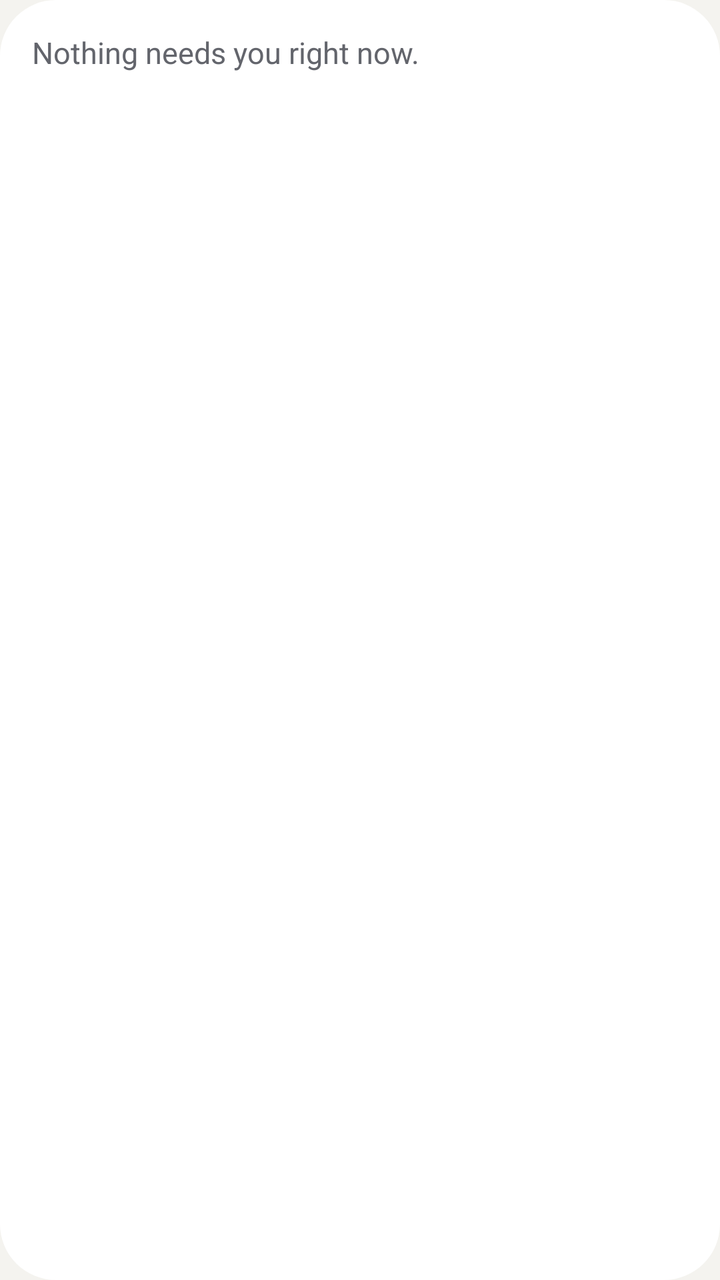
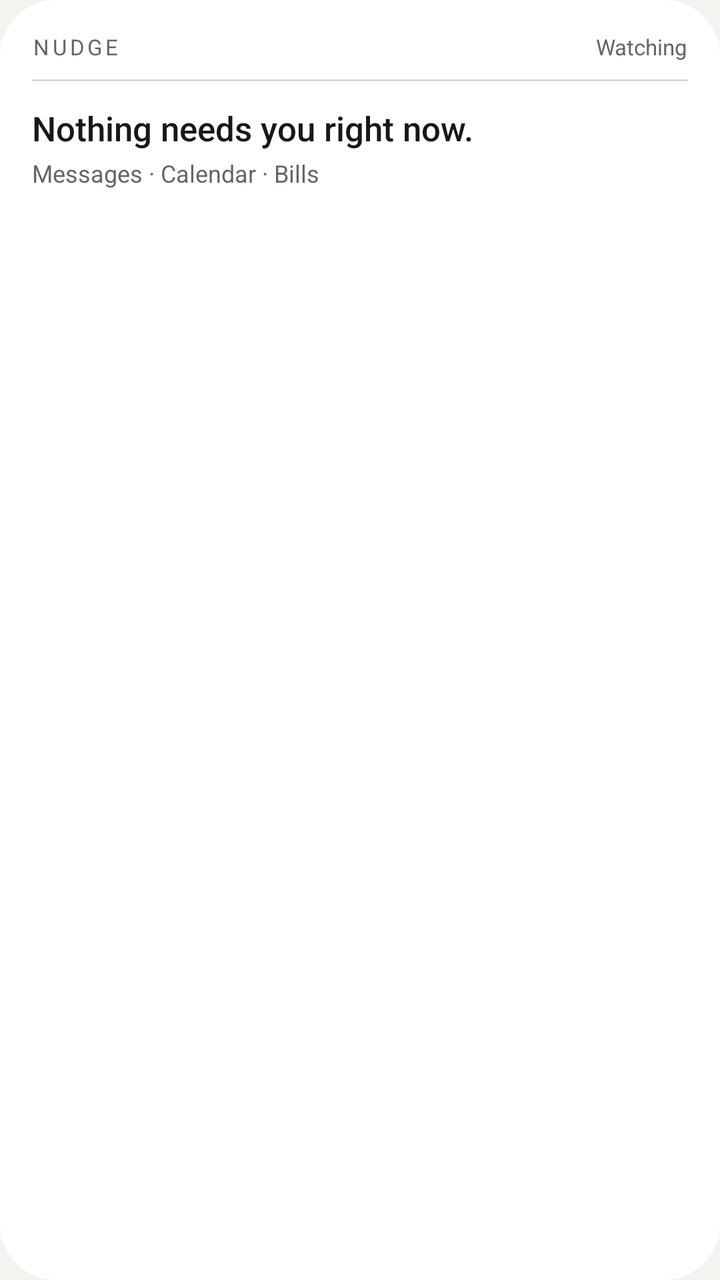

An Android layout rendered at two revisions. The XML below is the earlier revision; the diff shows what the commit changed to produce the second picture.
<!-- AndroidManifest.xml: application theme Theme.Nudge -->
<!-- res/layout/widget.xml -->
<?xml version="1.0" encoding="utf-8"?>
<LinearLayout xmlns:android="http://schemas.android.com/apk/res/android"
    android:id="@+id/widget_root"
    android:layout_width="match_parent"
    android:layout_height="match_parent"
    android:background="@drawable/widget_bg"
    android:orientation="vertical"
    android:padding="16dp">

    <TextView
        android:id="@+id/headline_now"
        android:layout_width="match_parent"
        android:layout_height="wrap_content"
        android:ellipsize="end"
        android:fontFamily="sans-serif-medium"
        android:maxLines="2"
        android:text="@string/widget_waiting"
        android:textColor="@color/widget_now"
        android:textSize="16sp"
        android:visibility="gone" />

    <TextView
        android:id="@+id/headline_calm"
        android:layout_width="match_parent"
        android:layout_height="wrap_content"
        android:ellipsize="end"
        android:maxLines="2"
        android:text="@string/widget_calm"
        android:textColor="@color/widget_dim"
        android:textSize="15sp" />

    <LinearLayout
        android:id="@+id/rows"
        android:layout_width="match_parent"
        android:layout_height="wrap_content"
        android:layout_marginTop="10dp"
        android:orientation="vertical" />

    <TextView
        android:id="@+id/more"
        android:layout_width="match_parent"
        android:layout_height="wrap_content"
        android:layout_marginTop="6dp"
        android:maxLines="1"
        android:textColor="@color/widget_dim"
        android:textSize="12sp"
        android:visibility="gone" />
</LinearLayout>
<!-- resources referenced by this layout -->
<resources>
  <color name="widget_dim">#FF63656C</color>
  <color name="widget_now">#FF9A5B00</color>
  <!-- drawable widget_bg (drawable) -->
  <?xml version="1.0" encoding="utf-8"?>
  <shape xmlns:android="http://schemas.android.com/apk/res/android"
      android:shape="rectangle">
      <solid android:color="@color/widget_bg" />
      
      <corners android:radius="@android:dimen/system_app_widget_background_radius" />
  </shape>
  <string name="widget_calm">Nothing needs you right now.</string>
  <string name="widget_waiting">One thing needs you.</string>
  <style name="Theme.Nudge" parent="android:Theme.Material.NoActionBar">
          <item name="android:windowBackground">@color/window</item>
          <item name="android:statusBarColor">@android:color/transparent</item>
          <item name="android:navigationBarColor">@android:color/transparent</item>
      </style>
  <color name="widget_bg">#FFFFFFFF</color>
  <color name="window">#F4F3EF</color>
</resources>

<!-- the commit's change to res/layout/widget.xml (unified diff, before → after) -->
@@ -7,40 +7,85 @@
     android:orientation="vertical"
     android:padding="16dp">
 
-    <TextView
-        android:id="@+id/headline_now"
+    <LinearLayout
         android:layout_width="match_parent"
         android:layout_height="wrap_content"
+        android:baselineAligned="false"
+        android:gravity="center_vertical"
+        android:orientation="horizontal">
+
+        <TextView
+            android:layout_width="0dp"
+            android:layout_height="wrap_content"
+            android:layout_weight="1"
+            android:letterSpacing="0.14"
+            android:maxLines="1"
+            android:text="@string/widget_brand"
+            android:textColor="@color/widget_dim"
+            android:textSize="11sp" />
+
+        <TextView
+            android:id="@+id/status_now"
+            android:layout_width="wrap_content"
+            android:layout_height="wrap_content"
+            android:fontFamily="sans-serif-medium"
+            android:maxLines="1"
+            android:textColor="@color/widget_now"
+            android:textSize="11sp"
+            android:visibility="gone" />
+
+        <TextView
+            android:id="@+id/status_calm"
+            android:layout_width="wrap_content"
+            android:layout_height="wrap_content"
+            android:maxLines="1"
+            android:text="@string/widget_watching"
+            android:textColor="@color/widget_dim"
+            android:textSize="11sp" />
+    </LinearLayout>
+
+    <FrameLayout
+        android:layout_width="match_parent"
+        android:layout_height="1dp"
+        android:layout_marginTop="9dp"
+        android:background="@color/widget_line" />
+
+    <TextView
+        android:id="@+id/headline"
+        android:layout_width="match_parent"
+        android:layout_height="wrap_content"
+        android:layout_marginTop="12dp"
         android:ellipsize="end"
         android:fontFamily="sans-serif-medium"
         android:maxLines="2"
-        android:text="@string/widget_waiting"
-        android:textColor="@color/widget_now"
-        android:textSize="16sp"
-        android:visibility="gone" />
+        android:text="@string/widget_calm"
+        android:textColor="@color/widget_ink"
+        android:textSize="17sp" />
 
     <TextView
-        android:id="@+id/headline_calm"
+        android:id="@+id/watching"
         android:layout_width="match_parent"
         android:layout_height="wrap_content"
+        android:layout_marginTop="3dp"
         android:ellipsize="end"
         android:maxLines="2"
-        android:text="@string/widget_calm"
+        android:text="@string/widget_sources"
         android:textColor="@color/widget_dim"
-        android:textSize="15sp" />
+        android:textSize="12sp" />
 
     <LinearLayout
         android:id="@+id/rows"
         android:layout_width="match_parent"
         android:layout_height="wrap_content"
-        android:layout_marginTop="10dp"
-        android:orientation="vertical" />
+        android:layout_marginTop="9dp"
+        android:orientation="vertical"
+        android:visibility="gone" />
 
     <TextView
         android:id="@+id/more"
         android:layout_width="match_parent"
         android:layout_height="wrap_content"
-        android:layout_marginTop="6dp"
+        android:layout_marginTop="5dp"
         android:maxLines="1"
         android:textColor="@color/widget_dim"
         android:textSize="12sp"
<!-- resource entries referenced after the edit -->
@@ -1,6 +1,8 @@
 <!-- resources referenced by this layout -->
 <resources>
   <color name="widget_dim">#FF63656C</color>
+  <color name="widget_ink">#FF17181B</color>
+  <color name="widget_line">#FFDDDBD4</color>
   <color name="widget_now">#FF9A5B00</color>
   <!-- drawable widget_bg (drawable) -->
   <?xml version="1.0" encoding="utf-8"?>
@@ -10,8 +12,10 @@
       
       <corners android:radius="@android:dimen/system_app_widget_background_radius" />
   </shape>
+  <string name="widget_brand">NUDGE</string>
   <string name="widget_calm">Nothing needs you right now.</string>
-  <string name="widget_waiting">One thing needs you.</string>
+  <string name="widget_sources">Messages · Calendar · Bills</string>
+  <string name="widget_watching">Watching</string>
   <style name="Theme.Nudge" parent="android:Theme.Material.NoActionBar">
           <item name="android:windowBackground">@color/window</item>
           <item name="android:statusBarColor">@android:color/transparent</item>
